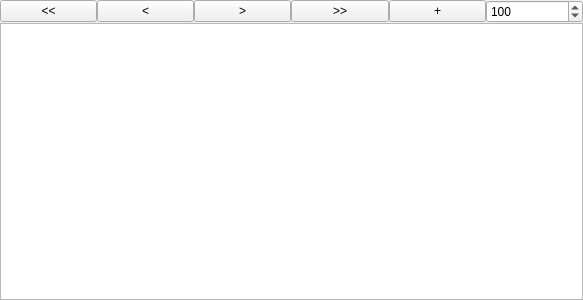
This is widgets/ScrollTableWidget.ui in cykusz/rejestr as Qt 5 draws it before an edit. The edited form follows.
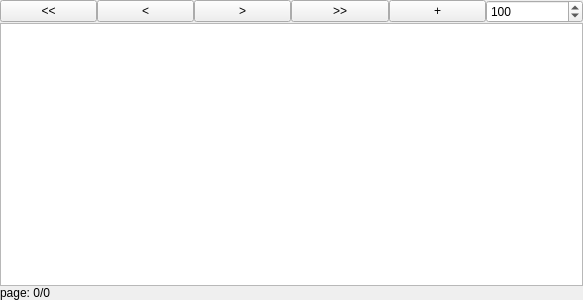
This is the edited form. Custom widgets are drawn as their Qt base class.

```diff
--- a/widgets/ScrollTableWidget.ui
+++ b/widgets/ScrollTableWidget.ui
@@ -81,6 +81,13 @@
      </property>
     </widget>
    </item>
+   <item row="2" column="0">
+    <widget class="QLabel" name="lblPageInfo">
+     <property name="text">
+      <string>page: 0/0</string>
+     </property>
+    </widget>
+   </item>
   </layout>
  </widget>
  <customwidgets>
```
Left out of the diff: 2 changed lines with no effect on the pictures.
